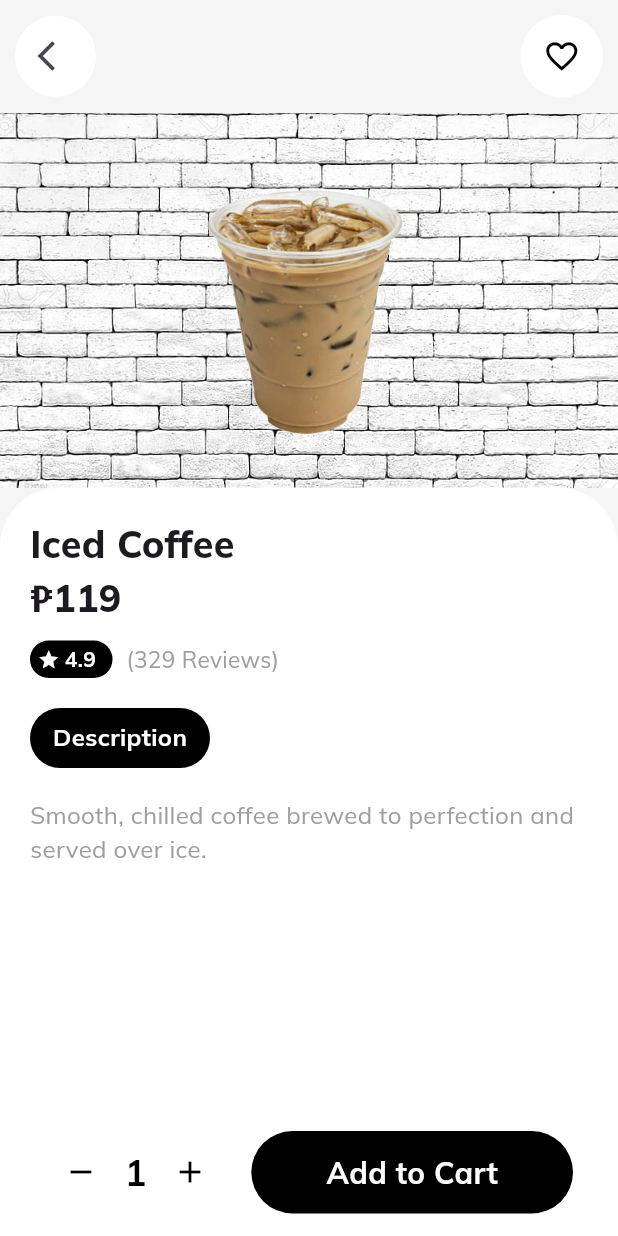
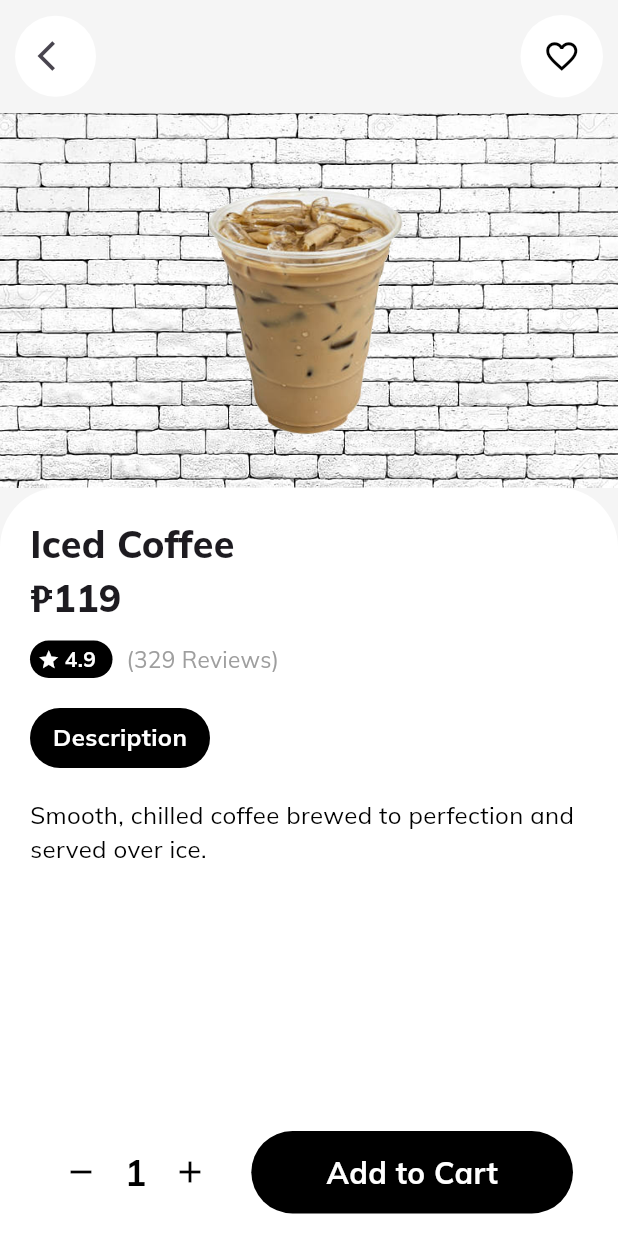
Before and after one commit to rdvncntdlg/HeBrewsMobileApp, a Flutter app: the DetailScreen screen opened directly with sample values from the repository, on a phone screen of 412 x 824 dp. Run offline on Flutter 3.47's test engine with Material 3 defaults, Android fonts, the phone set to English and light mode, and no system bars; our stand-ins replace font_awesome_flutter, google_fonts.

Commit message:
description_color_update

```diff
--- a/he_brew_app/lib/screens/detail/widget/description.dart
+++ b/he_brew_app/lib/screens/detail/widget/description.dart
@@ -29,7 +29,7 @@ class Description extends StatelessWidget {
           description,
           style: const TextStyle(
             fontSize: 16,
-            color: Colors.grey,
+            color: primaryColor,
           ),
         ),
       ],
```
